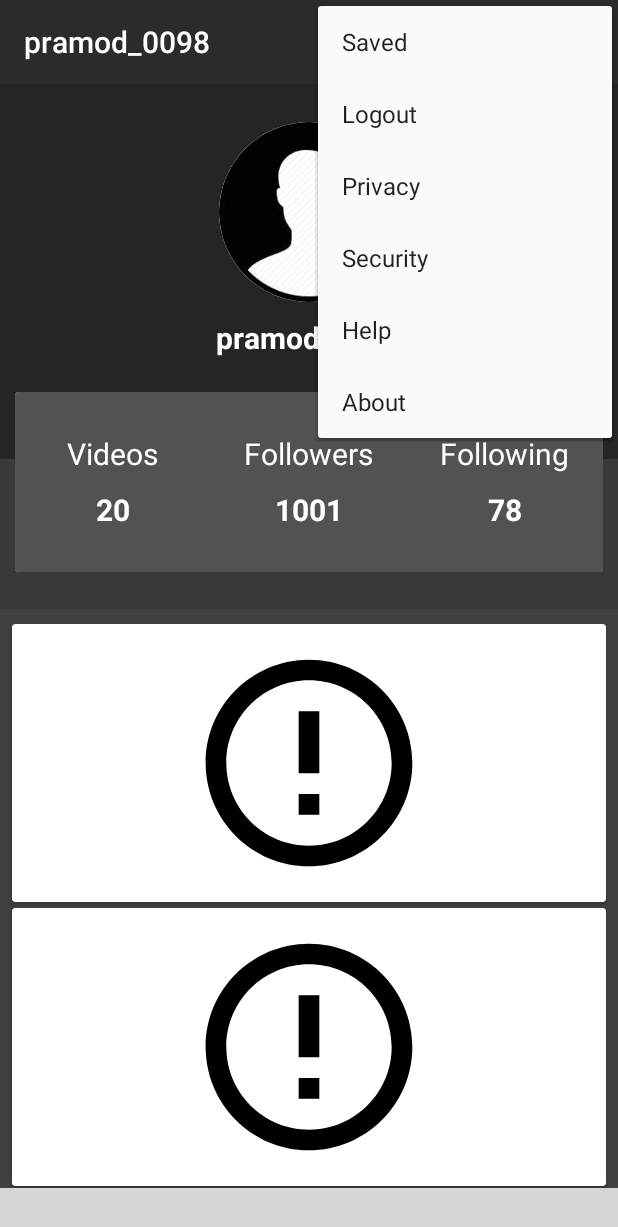
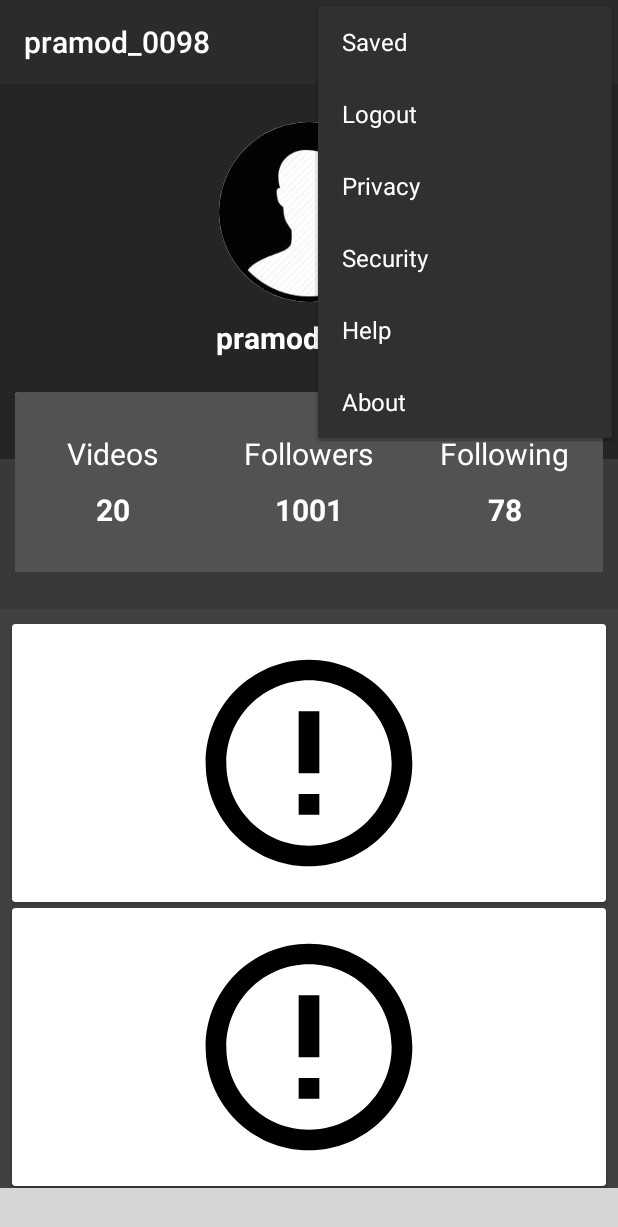
Before and after one commit to mr-pramod-98/street-dancer-beta1.0, an Android app: the fragment ProfileFragment placed in its activity, with the options menu open, on a phone screen of 412 x 824 dp. Shown: the top 1227 px of the screen. Run offline under Robolectric (Android 15) with nearby library versions, the phone set to English and light mode, and no system bars; our stand-ins replace CircleImageView; libraries missing offline, so code that uses them is left out: com.luseen.spacenavigation; plain views replace SpaceNavigationView; pictures from the network do not load; 8 statements that could not run were skipped; grey boxes are pictures that could not be loaded.

Commit message:
changed toolbar theme

```diff
--- a/app/src/main/res/layout/fragment_profile.xml
+++ b/app/src/main/res/layout/fragment_profile.xml
@@ -20,7 +20,8 @@
             android:background="@color/toolbar_background"
             app:title="pramod_0098"
             app:titleTextColor="@android:color/white"
-            style="@style/ToolbarTheme" />
+            style="@style/ToolbarTheme"
+            android:theme="@style/ThemeOverlay.AppCompat.Dark.ActionBar"/>
 
         <RelativeLayout
             android:id="@+id/profile_wrapper"
```
